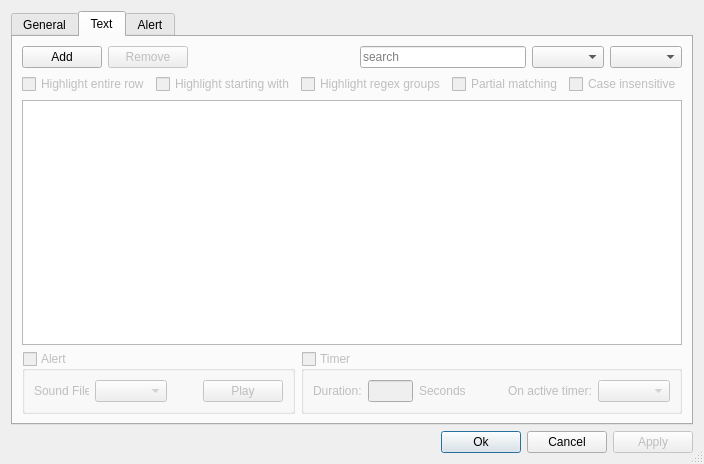
matoom/frostbite, file gui/text/highlight/highlightdialog.ui: the form before one commit.
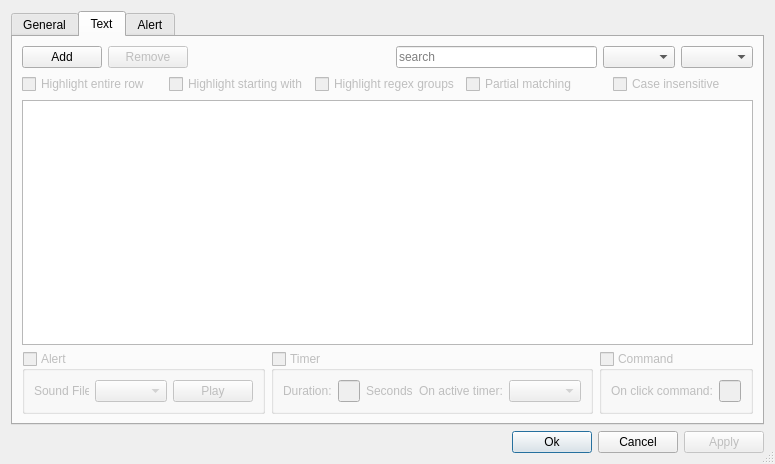
The form after the commit. The open tabs and pages were chosen to show the change. Icons and pictures are not drawn.

Diff of the .ui file:
```diff
--- a/gui/text/highlight/highlightdialog.ui
+++ b/gui/text/highlight/highlightdialog.ui
@@ -6,7 +6,7 @@
    <rect>
     <x>0</x>
     <y>0</y>
-    <width>643</width>
+    <width>743</width>
     <height>464</height>
    </rect>
   </property>
@@ -648,6 +648,51 @@
              </layout>
             </widget>
            </item>
+           <item>
+            <widget class="QGroupBox" name="tCommandGroup">
+             <property name="enabled">
+              <bool>false</bool>
+             </property>
+             <property name="minimumSize">
+              <size>
+               <width>0</width>
+               <height>0</height>
+              </size>
+             </property>
+             <property name="title">
+              <string>Command</string>
+             </property>
+             <property name="checkable">
+              <bool>true</bool>
+             </property>
+             <property name="checked">
+              <bool>false</bool>
+             </property>
+             <layout class="QHBoxLayout" name="horizontalLayout_101">
+              <item>
+               <layout class="QHBoxLayout" name="horizontalLayout_71">
+                <item>
+                 <widget class="QLabel" name="onClickLabel">
+                  <property name="text">
+                   <string>On click command:</string>
+                  </property>
+                 </widget>
+                </item>
+                <item>
+                 <widget class="QLineEdit" name="tOnClickCommand">
+                  <property name="maximumSize">
+                   <size>
+                    <width>200</width>
+                    <height>16777215</height>
+                   </size>
+                  </property>
+                 </widget>
+                </item>
+               </layout>
+              </item>
+             </layout>
+            </widget>
+           </item>
           </layout>
          </item>
         </layout>
```
